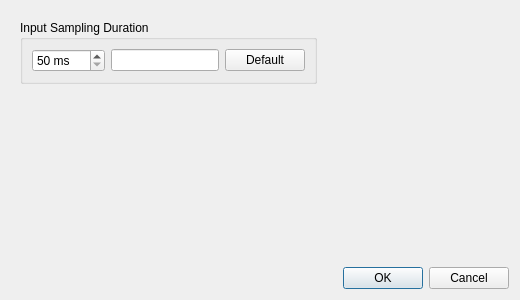
Before: the Qt Designer form src/config_dialog.ui in g7mzr/qk8055, drawn with Qt 5.
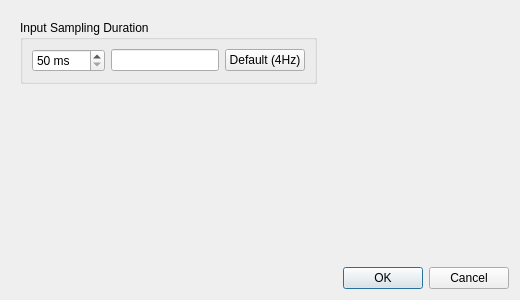
After: the same form once the commit is applied.

Commit message:
Configuration Dialog
Added code comments to config_dialog.h and config_dialog.cpp

```diff
--- a/src/config_dialog.ui
+++ b/src/config_dialog.ui
@@ -82,7 +82,7 @@
          <item row="0" column="2">
           <widget class="QPushButton" name="defaultButton">
            <property name="text">
-            <string>Default</string>
+            <string>Default (4Hz)</string>
            </property>
           </widget>
          </item>
@@ -96,7 +96,7 @@
         </property>
         <property name="sizeHint" stdset="0">
          <size>
-          <width>151</width>
+          <width>140</width>
           <height>20</height>
          </size>
         </property>
```
The commit also changes 5 other files.
